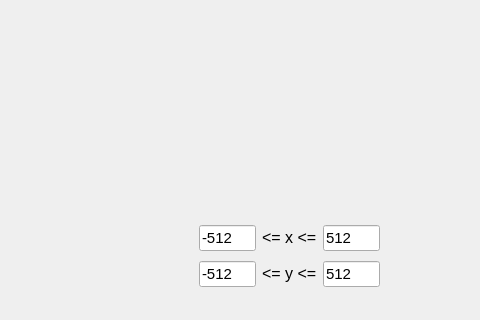
Before: the Qt Designer form src/views/mainwindow.ui in Bagdad1970/SearchingOptimization, drawn with Qt 5; both pictures show x 841 to 1321 and y 399 to 719 of the 1321 by 719 pixel window.
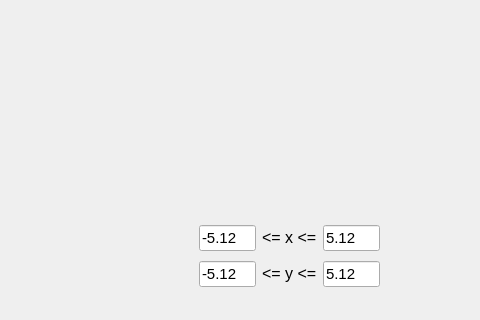
After: the same form once the commit is applied.

```diff
--- a/src/views/mainwindow.ui
+++ b/src/views/mainwindow.ui
@@ -228,7 +228,7 @@
           </font>
          </property>
          <property name="text">
-          <string>-512</string>
+          <string>-5.12</string>
          </property>
         </widget>
        </item>
@@ -252,7 +252,7 @@
           </font>
          </property>
          <property name="text">
-          <string>512</string>
+          <string>5.12</string>
          </property>
         </widget>
        </item>
@@ -268,7 +268,7 @@
           </font>
          </property>
          <property name="text">
-          <string>-512</string>
+          <string>-5.12</string>
          </property>
         </widget>
        </item>
@@ -292,7 +292,7 @@
           </font>
          </property>
          <property name="text">
-          <string>512</string>
+          <string>5.12</string>
          </property>
         </widget>
        </item>
```
Left out of the diff: 5 changed lines with no effect on the pictures.
